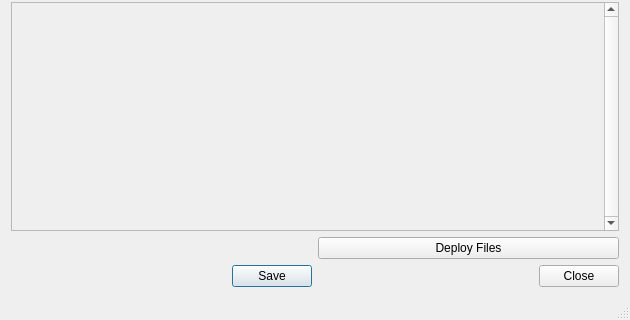
Before: the Qt Designer form Installer/Configuration/HorusXconf/mainwindow.ui in freakyzoidberg/horus-edu, drawn with Qt 5; both pictures show x 0 to 630 and y 480 to 800 of the 630 by 800 pixel window.
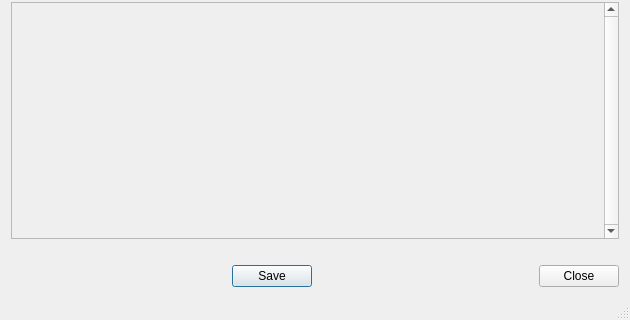
After: the same form once the commit is applied.

Diff of the .ui file:
```diff
--- a/Installer/Configuration/HorusXconf/mainwindow.ui
+++ b/Installer/Configuration/HorusXconf/mainwindow.ui
@@ -390,7 +390,7 @@
          <x>0</x>
          <y>0</y>
          <width>592</width>
-         <height>124</height>
+         <height>177</height>
         </rect>
        </property>
        <zorder>pushButton_2</zorder>
@@ -420,13 +420,6 @@
         </property>
        </widget>
       </item>
-      <item row="1" column="1">
-       <widget class="QPushButton" name="pushButton_2">
-        <property name="text">
-         <string>Deploy Files</string>
-        </property>
-       </widget>
-      </item>
      </layout>
     </item>
    </layout>
```
Left out of the diff: 3 changed lines with no effect on the pictures.
